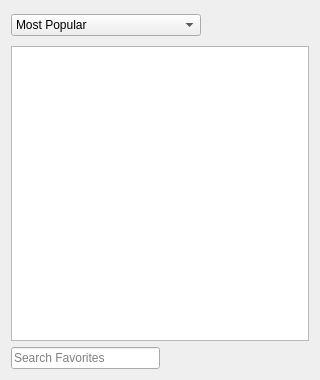
Old version of the form 2.x/UI/dooble_favorites_popup.ui in the repository textbrowser/dooble.
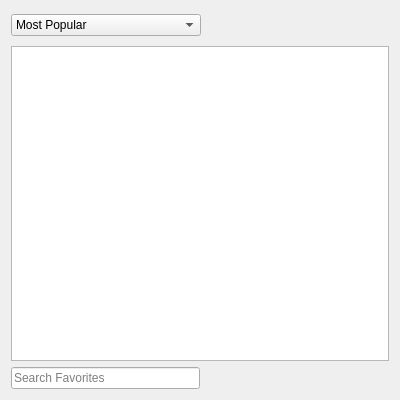
New version of the form. Icons and pictures are not drawn. Custom widgets are drawn as their Qt base class.

What changed in the file:
```diff
--- a/2.x/UI/dooble_favorites_popup.ui
+++ b/2.x/UI/dooble_favorites_popup.ui
@@ -6,8 +6,8 @@
    <rect>
     <x>0</x>
     <y>0</y>
-    <width>320</width>
-    <height>380</height>
+    <width>400</width>
+    <height>400</height>
    </rect>
   </property>
   <property name="windowTitle">
```
Left out of the diff: 6 changed lines with no effect on the pictures.
